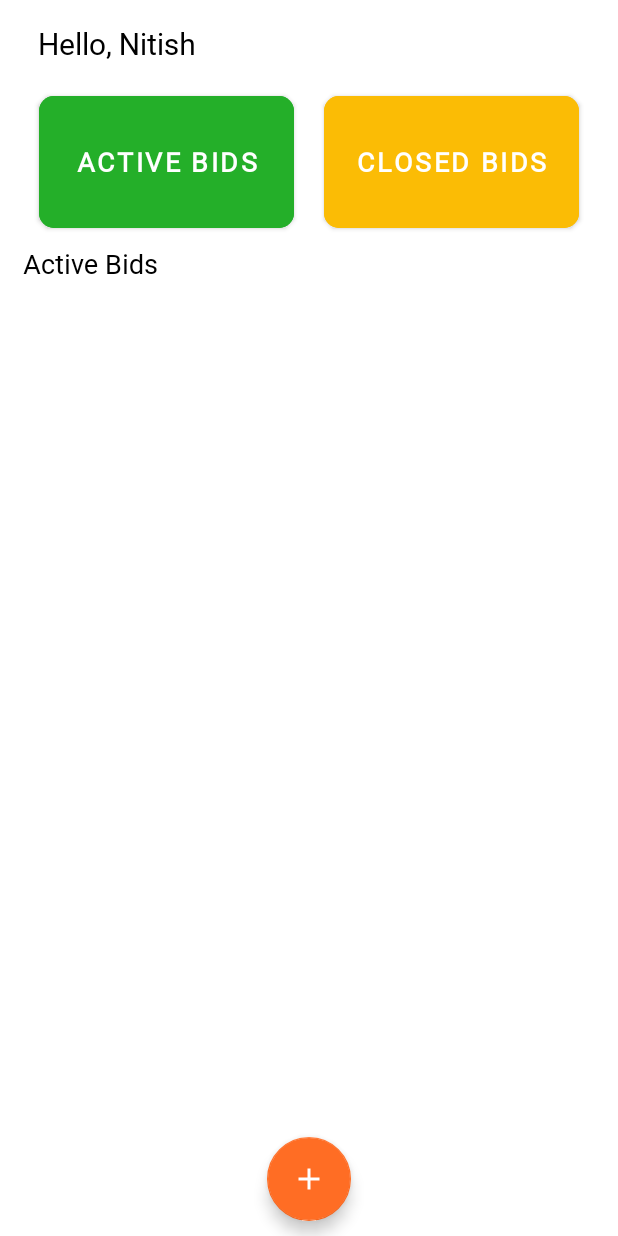
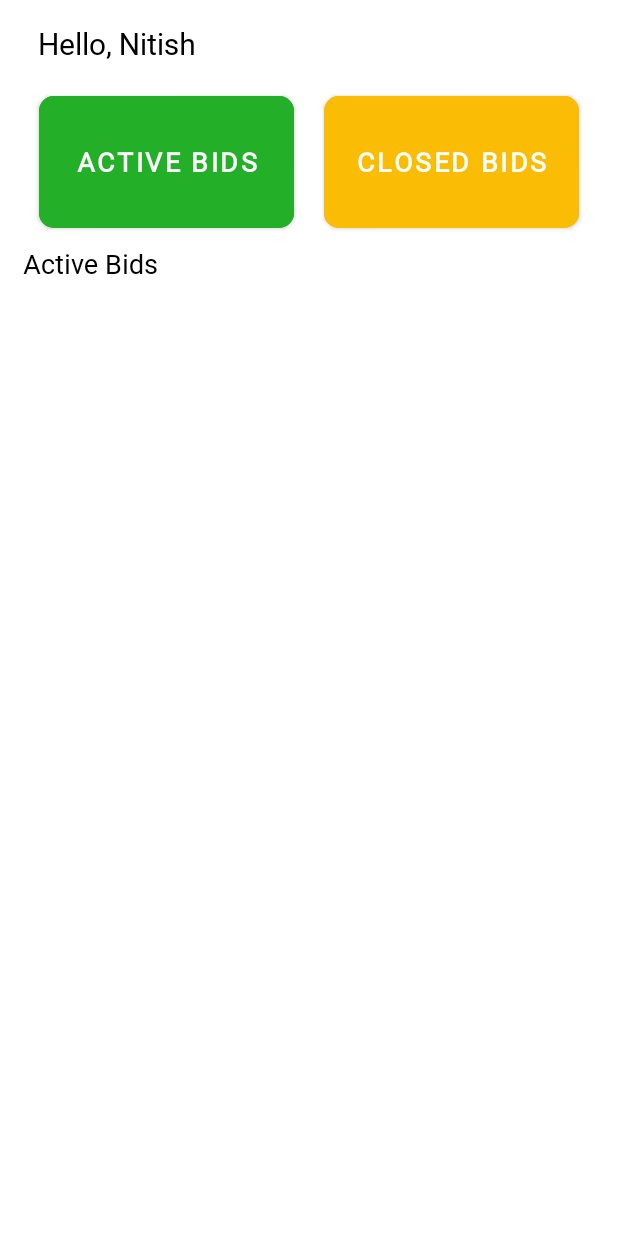
Before and after one commit to itsnitish22/FarmApp, an Android app built with Jetpack Compose: the BuyerHomeScreen screen opened directly, with no data from a screen before it, on a phone screen of 412 x 824 dp. Run offline under Robolectric (Android 15) with nearby library versions, the phone set to English and light mode, and no system bars; our stand-ins replace Firebase (no records; nobody signed in at launch, a user with empty details on screens opened directly); libraries missing offline, so code that uses them is left out: io.socket.client; pictures from the network do not load; Roboto replaces fonts that are not available here.

Commit message:
let me sleep

```diff
--- a/app/src/main/java/com/teamdefine/farmapp/buyer/homescreen/BuyerHomeScreen.kt
+++ b/app/src/main/java/com/teamdefine/farmapp/buyer/homescreen/BuyerHomeScreen.kt
@@ -12,7 +12,6 @@ import androidx.recyclerview.widget.LinearLayoutManager
 import com.google.firebase.auth.FirebaseAuth
 import com.google.firebase.firestore.FirebaseFirestore
 import com.teamdefine.farmapp.databinding.FragmentBuyerHomeScreenBinding
-import com.teamdefine.farmapp.farmer.homescreen.FarmerHomeScreenDirections
 
 class BuyerHomeScreen : Fragment() {
     private lateinit var viewModel: BuyerHomeScreenViewModel
@@ -57,7 +56,7 @@ class BuyerHomeScreen : Fragment() {
             BuyerHomeAdapter(cropsData, object : BuyerHomeAdapter.ClickListeners {
                 override fun onItemClick(data: Map<String, Any>) {
                     findNavController().navigate(
-                        FarmerHomeScreenDirections.actionFarmerHomeScreenToFarmerBiddingFragment(
+                        BuyerHomeScreenDirections.actionBuyerHomeScreenToBuyerBiddingFragment(
                             data.get("itemId") as String
                         )
                     )
--- a/app/src/main/res/layout/fragment_buyer_home_screen.xml
+++ b/app/src/main/res/layout/fragment_buyer_home_screen.xml
@@ -97,25 +97,13 @@
             android:layout_marginStart="10dp"
             android:layout_marginTop="10dp"
             android:layout_marginEnd="10dp"
-            app:layout_constraintBottom_toTopOf="@id/addItem"
+            app:layout_constraintBottom_toBottomOf="parent"
             app:layout_constraintEnd_toEndOf="parent"
             app:layout_constraintStart_toStartOf="parent"
             app:layout_constraintTop_toBottomOf="@id/activeRoomsTv"
             tools:itemCount="5"
             tools:listitem="@layout/item_farmer_crop" />
 
-        <com.google.android.material.floatingactionbutton.FloatingActionButton
-            android:id="@+id/addItem"
-            android:layout_width="wrap_content"
-            android:layout_height="wrap_content"
-            android:layout_marginBottom="10dp"
-            android:clickable="true"
-            android:src="@drawable/ic_add"
-            app:backgroundTint="#FF6D24"
-            app:layout_constraintBottom_toBottomOf="parent"
-            app:layout_constraintEnd_toEndOf="parent"
-            app:layout_constraintStart_toStartOf="parent"
-            app:tint="@color/white" />
 
     </androidx.constraintlayout.widget.ConstraintLayout>
 
```
Also changed, not shown: app/src/main/java/com/teamdefine/farmapp/buyer/homescreen/BuyerHomeAdapter.kt (+8 -1 lines).
